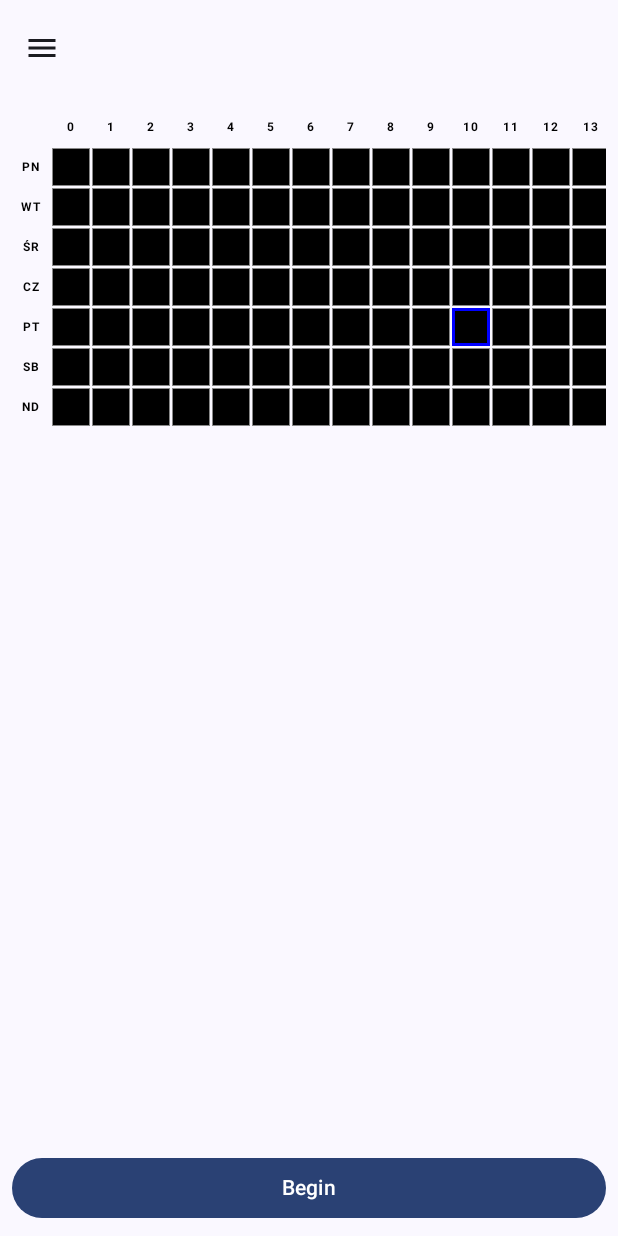
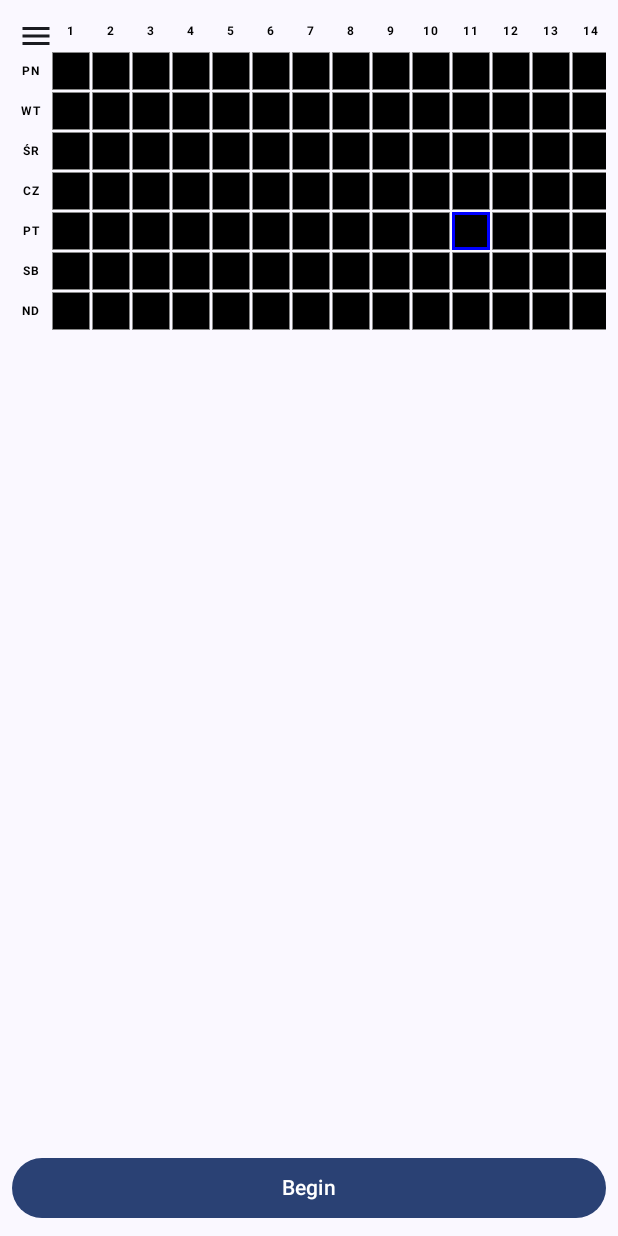
Before and after one commit to titaniummachine1/BoltAssist, an Android app built with Jetpack Compose: the screen it shows after launch (MainActivity), on a phone screen of 412 x 824 dp. Run offline under Robolectric (Android 15) with nearby library versions, the light colour scheme and no system bars.

Commit message:
app/src/main/java/com/example/boltassist: fixed hours ahnd added some failsafes

```diff
--- a/app/src/main/java/com/example/boltassist/MainActivity.kt
+++ b/app/src/main/java/com/example/boltassist/MainActivity.kt
@@ -156,18 +156,7 @@ class MainActivity : ComponentActivity() {
                         }
                     }
                 ) {
-                    Scaffold(
-                        topBar = {
-                            CenterAlignedTopAppBar(
-                                navigationIcon = {
-                                    IconButton(onClick = { scope.launch { drawerState.open() } }) {
-                                        Icon(Icons.Filled.Menu, contentDescription = "Menu")
-                                    }
-                                },
-                                title = { }
-                            )
-                        }
-                    ) { inner ->
+                    Scaffold { inner ->
                         Box(Modifier.padding(inner)) {
                             when (selectedScreen) {
                                 Screen.Graph -> GraphScreen(
@@ -186,6 +175,11 @@ class MainActivity : ComponentActivity() {
                                         directoryPickerLauncher.launch(null)
                                     }
                                 )
+                            }
+
+                            // Menu button overlaid on top
+                            IconButton(onClick = { scope.launch { drawerState.open() } }) {
+                                Icon(Icons.Filled.Menu, contentDescription = "Menu")
                             }
                         }
                     }
@@ -454,7 +448,7 @@ fun WeeklyEarningsGrid(editMode: Boolean = false) {
                         contentAlignment = Alignment.Center
                     ) {
                         Text(
-                            text = "$hour",
+                            text = "${hour + 1}",
                             fontSize = 8.sp,
                             fontWeight = FontWeight.Bold,
                             color = Color.Black
@@ -559,7 +553,7 @@ fun WeeklyEarningsGrid(editMode: Boolean = false) {
                             contentAlignment = Alignment.Center
                         ) {
                             Text(
-                                text = "$hour",
+                                text = "${hour + 1}",
                                 fontSize = 8.sp,
                                 fontWeight = FontWeight.Bold,
                                 color = Color.Black
```
Also changed, not shown: app/src/main/java/com/example/boltassist/FloatingWindowService.kt (+7 -0 lines), app/src/main/java/com/example/boltassist/TripManager.kt (+68 -8 lines).
